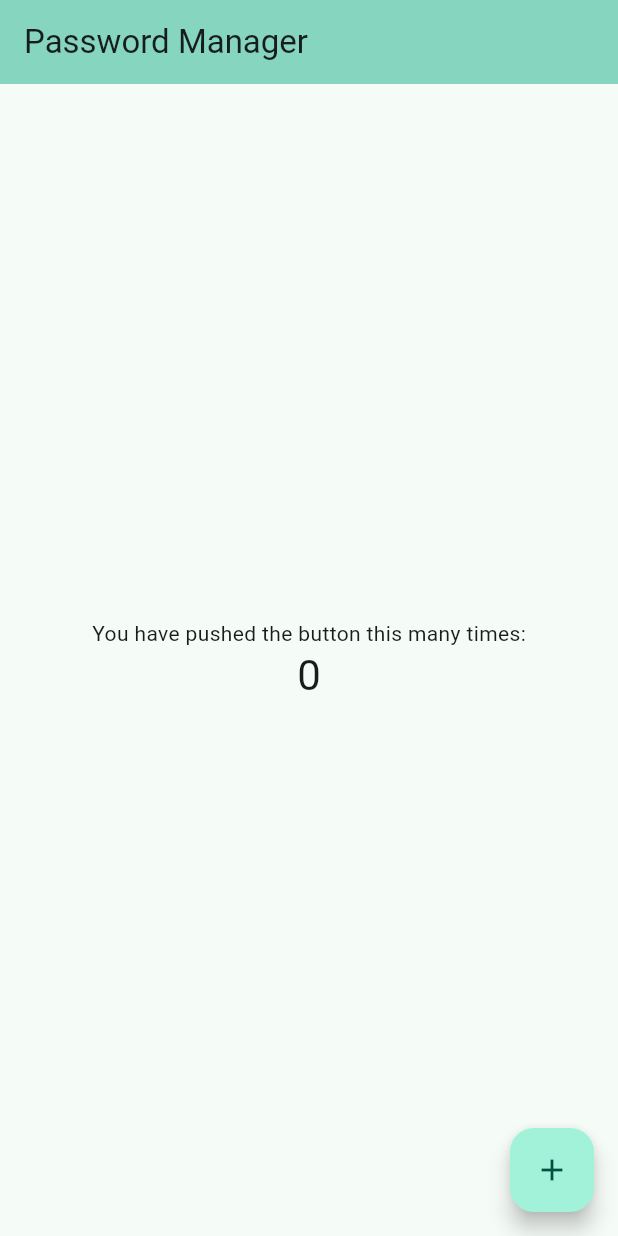
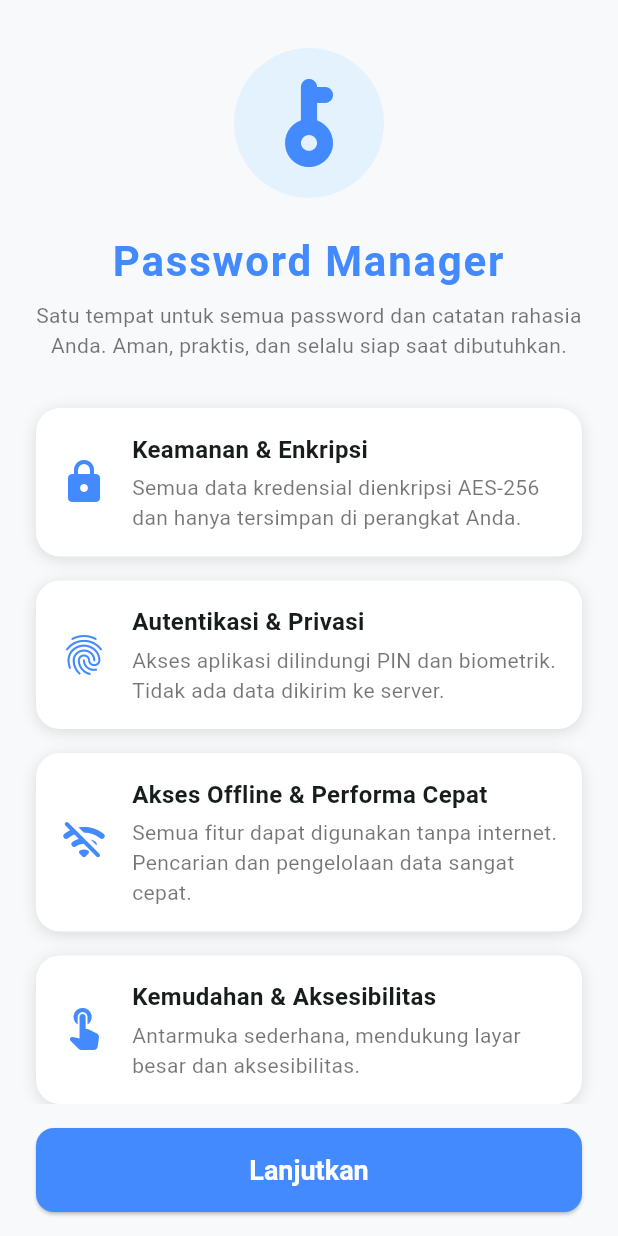
Before and after one commit to rizbud/flutter_password_manager, a Flutter app: the screen it shows after launch, on a phone screen of 412 x 824 dp. Run offline on Flutter 3.47's test engine with Material 3 defaults, Android fonts, the phone set to English and light mode, and no system bars; our stand-ins replace shared_preferences.

Commit message:
feat: UI design for getting started screen

```diff
--- /dev/null
+++ b/devtools_options.yaml
@@ -0,0 +1,3 @@
+description: This file stores settings for Dart & Flutter DevTools.
+documentation: https://docs.flutter.dev/tools/devtools/extensions#configure-extension-enablement-states
+extensions:
--- a/lib/main.dart
+++ b/lib/main.dart
@@ -1,38 +1,39 @@
 import 'package:flutter/material.dart';
+import 'package:password_manager/screens/add_edit_credential.dart';
+import 'package:password_manager/screens/authentication.dart';
+import 'package:password_manager/screens/credential_details.dart';
+import 'package:password_manager/screens/get_started.dart';
 import 'package:password_manager/screens/home.dart';
+import 'package:shared_preferences/shared_preferences.dart';
 
 void main() {
   runApp(const MyApp());
 }
 
-class MyApp extends StatelessWidget {
+class MyApp extends StatefulWidget {
   const MyApp({super.key});
 
-  // This widget is the root of your application.
+  @override
+  State<MyApp> createState() => _MyAppState();
+}
+
+class _MyAppState extends State<MyApp> {
   @override
   Widget build(BuildContext context) {
     return MaterialApp(
       title: 'Password Manager',
       debugShowCheckedModeBanner: false,
       theme: ThemeData(
-        // This is the theme of your application.
-        //
-        // TRY THIS: Try running your application with "flutter run". You'll see
-        // the application has a purple toolbar. Then, without quitting the app,
-        // try changing the seedColor in the colorScheme below to Colors.green
-        // and then invoke "hot reload" (save your changes or press the "hot
-        // reload" button in a Flutter-supported IDE, or press "r" if you used
-        // the command line to start the app).
-        //
-        // Notice that the counter didn't reset back to zero; the application
-        // state is not lost during the reload. To reset the state, use hot
-        // restart instead.
-        //
-        // This works for code too, not just values: Most code changes can be
-        // tested with just a hot reload.
         colorScheme: ColorScheme.fromSeed(seedColor: Colors.tealAccent),
       ),
-      home: const MyHomePage(title: 'Password Manager'),
+      home: const GetStarted(),
+      routes: {
+        '/get-started': (context) => const GetStarted(),
+        '/authenticate': (context) => const Authentication(),
+        '/home': (context) => const MyHomePage(title: 'Password Manager'),
+        '/add-edit-credential': (context) => const AddEditCredential(),
+        '/credential-details': (context) => const CredentialDetails(),
+      },
     );
   }
 }
--- /dev/null
+++ b/lib/screens/add_edit_credential.dart
@@ -0,0 +1,13 @@
+import 'package:flutter/material.dart';
+
+class AddEditCredential extends StatelessWidget {
+  const AddEditCredential({super.key});
+
+  @override
+  Widget build(BuildContext context) {
+    return Scaffold(
+      appBar: AppBar(title: const Text('Add/Edit Credential')),
+      body: const Center(child: Text('Add/Edit Credential Screen')),
+    );
+  }
+}
--- /dev/null
+++ b/lib/screens/authentication.dart
@@ -0,0 +1,13 @@
+import 'package:flutter/material.dart';
+
+class Authentication extends StatelessWidget {
+  const Authentication({super.key});
+
+  @override
+  Widget build(BuildContext context) {
+    return Scaffold(
+      appBar: AppBar(title: const Text('Authentication')),
+      body: const Center(child: Text('Authentication Screen')),
+    );
+  }
+}
--- /dev/null
+++ b/lib/screens/credential_details.dart
@@ -0,0 +1,15 @@
+import 'package:flutter/material.dart';
+
+class CredentialDetails extends StatelessWidget {
+  const CredentialDetails({super.key});
+
+  @override
+  Widget build(BuildContext context) {
+    return Scaffold(
+      appBar: AppBar(title: const Text('Credential Details')),
+      body: const Center(
+        child: Text('Details of the selected credential will be shown here.'),
+      ),
+    );
+  }
+}
--- /dev/null
+++ b/lib/screens/get_started.dart
@@ -0,0 +1,209 @@
+import 'package:flutter/material.dart';
+import 'package:shared_preferences/shared_preferences.dart';
+
+class GetStarted extends StatefulWidget {
+  const GetStarted({super.key});
+
+  @override
+  State<GetStarted> createState() => _GetStartedState();
+}
+
+class _GetStartedState extends State<GetStarted> {
+  @override
+  void didChangeDependencies() {
+    super.didChangeDependencies();
+    _checkFirstOpen();
+  }
+
+  void _checkFirstOpen() async {
+    final prefs = await SharedPreferences.getInstance();
+    final isFirstOpen = prefs.getBool('isFirstOpen') ?? true;
+    if (!isFirstOpen && mounted) {
+      Navigator.pushReplacementNamed(context, '/authenticate');
+    }
+  }
+
+  @override
+  Widget build(BuildContext context) {
+    return Scaffold(
+      backgroundColor: const Color(0xFFF7F9FB),
+      body: SafeArea(
+        child: SingleChildScrollView(
+          child: Column(
+            crossAxisAlignment: CrossAxisAlignment.stretch,
+            children: [
+              const SizedBox(height: 32),
+              Center(
+                child: Container(
+                  decoration: BoxDecoration(
+                    shape: BoxShape.circle,
+                    color: Colors.blue.shade50,
+                  ),
+                  padding: const EdgeInsets.all(18),
+                  child: Transform.rotate(
+                    angle: 3 * 3.1415926535897932 / 2, // 270 degrees in radians
+                    child: const Icon(
+                      Icons.vpn_key_rounded,
+                      size: 64,
+                      color: Colors.blueAccent,
+                    ),
+                  ),
+                ),
+              ),
+              const SizedBox(height: 24),
+              Padding(
+                padding: const EdgeInsets.symmetric(horizontal: 24.0),
+                child: Center(
+                  child: Column(
+                    children: [
+                      Text(
+                        'Password Manager',
+                        style: Theme.of(context).textTheme.headlineMedium
+                            ?.copyWith(
+                              fontWeight: FontWeight.bold,
+                              color: Colors.blueAccent,
+                              letterSpacing: 1.2,
+                            ),
+                        textAlign: TextAlign.center,
+                      ),
+                      const SizedBox(height: 8),
+                      Text(
+                        'Satu tempat untuk semua password dan catatan rahasia Anda. Aman, praktis, dan selalu siap saat dibutuhkan.',
+                        style: Theme.of(
+                          context,
+                        ).textTheme.bodyMedium?.copyWith(color: Colors.black54),
+                        textAlign: TextAlign.center,
+                      ),
+                    ],
+                  ),
+                ),
+              ),
+              const SizedBox(height: 32),
+              Padding(
+                padding: const EdgeInsets.symmetric(horizontal: 24.0),
+                child: Column(
+                  children: [
+                    _KeyPointCard(
+                      icon: Icons.lock_rounded,
+                      title: 'Keamanan & Enkripsi',
+                      description:
+                          'Semua data kredensial dienkripsi AES-256 dan hanya tersimpan di perangkat Anda.',
+                    ),
+                    const SizedBox(height: 16),
+                    _KeyPointCard(
+                      icon: Icons.fingerprint_rounded,
+                      title: 'Autentikasi & Privasi',
+                      description:
+                          'Akses aplikasi dilindungi PIN dan biometrik. Tidak ada data dikirim ke server.',
+                    ),
+                    const SizedBox(height: 16),
+                    _KeyPointCard(
+                      icon: Icons.wifi_off_rounded,
+                      title: 'Akses Offline & Performa Cepat',
+                      description:
+                          'Semua fitur dapat digunakan tanpa internet. Pencarian dan pengelolaan data sangat cepat.',
+                    ),
+                    const SizedBox(height: 16),
+                    _KeyPointCard(
+                      icon: Icons.touch_app_rounded,
+                      title: 'Kemudahan & Aksesibilitas',
+                      description:
+                          'Antarmuka sederhana, mendukung layar besar dan aksesibilitas.',
+                    ),
+                  ],
+                ),
+              ),
+              const SizedBox(height: 24),
+            ],
+          ),
+        ),
+      ),
+      bottomNavigationBar: Padding(
+        padding: const EdgeInsets.symmetric(horizontal: 24, vertical: 16),
+        child: Column(
+          mainAxisSize: MainAxisSize.min,
+          children: [
+            SizedBox(
+              width: double.infinity,
+              height: 56,
+              child: ElevatedButton(
+                style: ElevatedButton.styleFrom(
+                  backgroundColor: Colors.blueAccent,
+                  foregroundColor: Colors.yellow,
+                  shape: RoundedRectangleBorder(
+                    borderRadius: BorderRadius.circular(12),
+                  ),
+                  textStyle: const TextStyle(
+                    fontSize: 18,
+                    fontWeight: FontWeight.w600,
+                  ),
+                ),
+                onPressed: () async {
+                  final prefs = await SharedPreferences.getInstance();
+                  await prefs.setBool('isFirstOpen', false);
+                  if (mounted) {
+                    Navigator.pushReplacementNamed(context, '/authenticate');
+                  }
+                },
+                child: const Text(
+                  'Lanjutkan',
+                  style: TextStyle(color: Colors.white),
+                ),
+              ),
+            ),
+          ],
+        ),
+      ),
+    );
+  }
+}
+
+class _KeyPointCard extends StatelessWidget {
+  final IconData icon;
+  final String title;
+  final String description;
+  const _KeyPointCard({
+    required this.icon,
+    required this.title,
+    required this.description,
+  });
+
+  @override
+  Widget build(BuildContext context) {
+    return Container(
+      decoration: BoxDecoration(
+        color: Colors.white,
+        borderRadius: BorderRadius.circular(16),
+        boxShadow: [
+          BoxShadow(color: Colors.black12, blurRadius: 8, offset: Offset(0, 2)),
+        ],
+      ),
+      padding: const EdgeInsets.all(16),
+      child: Row(
+        children: [
+          Icon(icon, size: 32, color: Colors.blueAccent),
+          const SizedBox(width: 16),
+          Expanded(
+            child: Column(
+              crossAxisAlignment: CrossAxisAlignment.start,
+              children: [
+                Text(
+                  title,
+                  style: const TextStyle(
+                    fontWeight: FontWeight.bold,
+                    fontSize: 16,
+                  ),
+                ),
+                const SizedBox(height: 4),
+                Text(
+                  description,
+                  style: const TextStyle(color: Colors.black54),
+                ),
+              ],
+            ),
+          ),
+        ],
+      ),
+    );
+  }
+}
```
Also changed, not shown: lib/helpers/db.dart (added).
